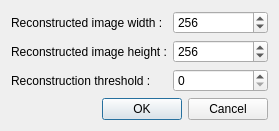
The window that app/Operations/InverseHoughDialog.ui (eiimage/eiimage) describes before a commit, drawn with Qt 5.
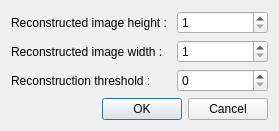
The same window after the commit.

Commit message: fix Hough and histogram problems and other issues

The edit to the form file:
```diff
--- a/app/Operations/InverseHoughDialog.ui
+++ b/app/Operations/InverseHoughDialog.ui
@@ -7,7 +7,7 @@
     <x>0</x>
     <y>0</y>
     <width>279</width>
-    <height>113</height>
+    <height>121</height>
    </rect>
   </property>
   <property name="windowTitle">
@@ -19,12 +19,12 @@
      <item row="0" column="0">
       <widget class="QLabel" name="label">
        <property name="text">
-        <string>Reconstructed image width : </string>
+        <string>Reconstructed image height : </string>
        </property>
       </widget>
      </item>
      <item row="0" column="1">
-      <widget class="QSpinBox" name="widthBox">
+      <widget class="QSpinBox" name="heightBox">
        <property name="minimum">
         <number>1</number>
        </property>
@@ -35,7 +35,7 @@
         <number>1</number>
        </property>
        <property name="value">
-        <number>256</number>
+        <number>1</number>
        </property>
       </widget>
      </item>
@@ -56,21 +56,18 @@
      <item row="1" column="0">
       <widget class="QLabel" name="label_3">
        <property name="text">
-        <string>Reconstructed image height :</string>
+        <string>Reconstructed image width : </string>
        </property>
       </widget>
      </item>
      <item row="1" column="1">
-      <widget class="QSpinBox" name="heightBox">
+      <widget class="QSpinBox" name="widthBox">
        <property name="minimum">
         <number>1</number>
        </property>
        <property name="maximum">
         <number>65536</number>
        </property>
-       <property name="value">
-        <number>256</number>
-       </property>
       </widget>
      </item>
     </layout>
```
The commit also changes 13 other files.
